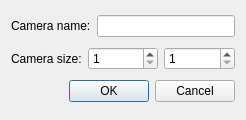
Old version of the form core_lib/ui/camerapropertiesdialog.ui in the repository pencil2d/pencil.
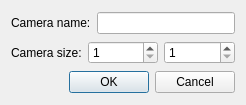
New version of the form.

```diff
--- a/core_lib/ui/camerapropertiesdialog.ui
+++ b/core_lib/ui/camerapropertiesdialog.ui
@@ -7,14 +7,14 @@
     <x>0</x>
     <y>0</y>
     <width>246</width>
-    <height>120</height>
+    <height>105</height>
    </rect>
   </property>
   <property name="windowTitle">
    <string>Camera Properties</string>
   </property>
-  <layout class="QGridLayout" name="gridLayout">
-   <item row="0" column="0">
+  <layout class="QVBoxLayout" name="verticalLayout">
+   <item>
     <layout class="QHBoxLayout" name="nameLayout">
      <item>
       <widget class="QLabel" name="nameLabel">
@@ -28,17 +28,7 @@
      </item>
     </layout>
    </item>
-   <item row="2" column="0">
-    <widget class="QDialogButtonBox" name="buttonBox">
-     <property name="orientation">
-      <enum>Qt::Horizontal</enum>
-     </property>
-     <property name="standardButtons">
-      <set>QDialogButtonBox::Cancel|QDialogButtonBox::Ok</set>
-     </property>
-    </widget>
-   </item>
-   <item row="1" column="0">
+   <item>
     <layout class="QHBoxLayout" name="sizeLayout">
      <item>
       <widget class="QLabel" name="sizeLabel">
@@ -69,6 +59,16 @@
      </item>
     </layout>
    </item>
+   <item>
+    <widget class="QDialogButtonBox" name="buttonBox">
+     <property name="orientation">
+      <enum>Qt::Horizontal</enum>
+     </property>
+     <property name="standardButtons">
+      <set>QDialogButtonBox::Cancel|QDialogButtonBox::Ok</set>
+     </property>
+    </widget>
+   </item>
   </layout>
  </widget>
  <tabstops>
```
